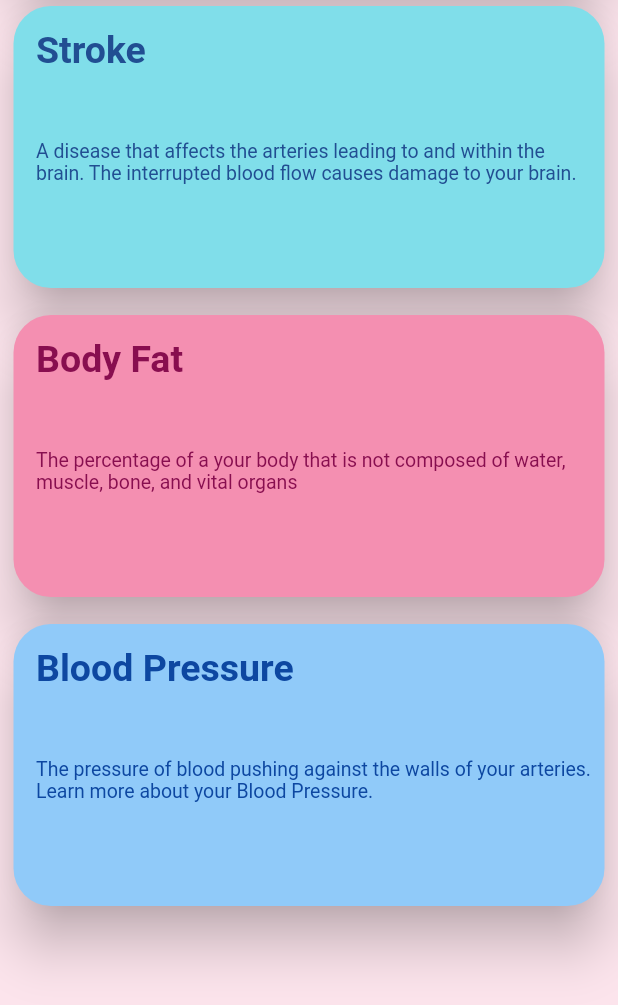
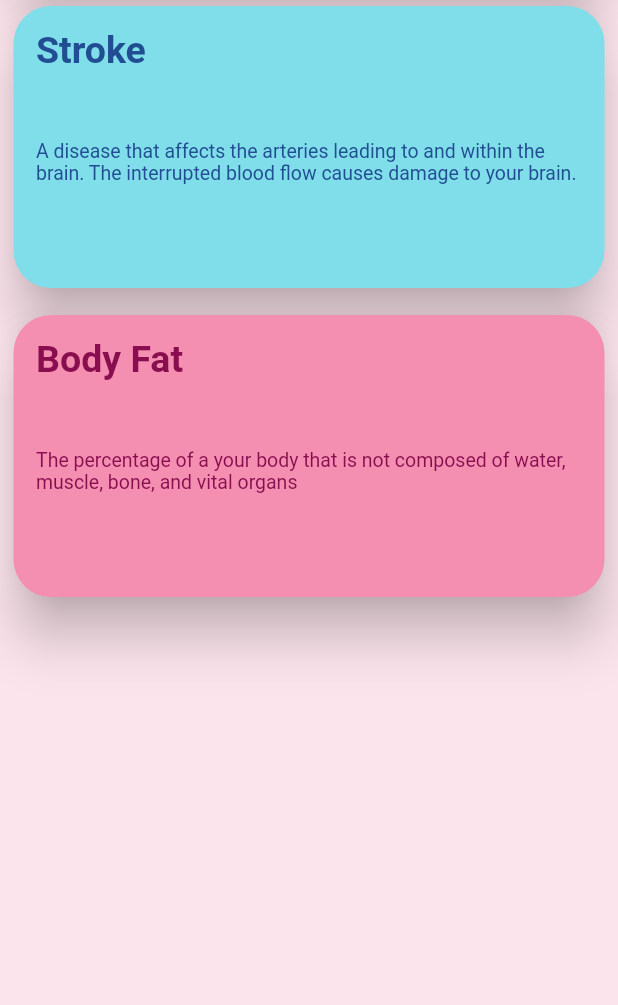
Before and after one commit to IreniR/virtual-health-assistant-user-app, a Flutter app: the MeasurePage screen opened directly, scrolled down 450 dp, on a phone screen of 412 x 824 dp. Shown: the top 1005 px of the screen. Run offline on Flutter 3.47's test engine with Material 2 defaults, Android fonts, the phone set to English and light mode, and no system bars; our stand-ins replace cloud_firestore, firebase_auth, firebase_core, firebase_database, flutter_blue, flutter_form_builder and 8 more; missing offline and left inert: firebase_helpers, mqtt_client, toggle_bar; accounts and stored records are empty; network calls fail.

Commit message:
updated blood pressure display location, metrics table

```diff
--- a/lib/pages/health_page.dart
+++ b/lib/pages/health_page.dart
@@ -1,5 +1,6 @@
 import 'dart:io';
 import 'dart:async';
+import 'dart:math';
 import 'package:cloud_firestore/cloud_firestore.dart';
 import 'package:firebase_auth/firebase_auth.dart';
 import 'package:flutter/material.dart';
@@ -216,10 +217,20 @@ class _HealthPageState extends State<HealthPage> {
                     },
                     child: streamBuilder(oxygenLevel, "o2sat", "Oxygen Level",
                         Color.fromARGB(255, 255, 179, 128), Key('oxygenLvl'))),
-                streamBuilder(bloodPressure, "bloodPressure", "Blood Pressure",
-                    Color.fromARGB(255, 200, 147, 216), Key('bloodPressure')),
+                // GestureDetector(
+                // onTap: () {
+                //   Random random = new Random();
+                //   double generatedValue =
+                //       random.nextDouble() * (100 - 45) + 45;
+
+                //   setState(() {
+                //     bloodPressure = generatedValue.toString().substring(0, 5);
+                //   });
+                // },
+                BloodPressureCard(),
                 // streamBuilderBLE(heartRate, "00000002-710e-4a5b-8d75-3e5b444bc3cf", "Heart Rate", Colors.blue.shade200),
                 // streamBuilderBLE(oxygenLevel, "00000003-710e-4a5b-8d75-3e5b444bc3cf", "Oxygen Level", Color.fromARGB(255, 255, 179, 128))
+                // )
               ]),
             ),
             SizedBox(
@@ -245,29 +256,6 @@ class _HealthPageState extends State<HealthPage> {
                     ),
                   ),
                 )),
-            // SizedBox(
-            //   height: 250,
-            //   child: GridView.count(crossAxisCount: 2, children: [
-            //     GestureDetector(
-            //       onTap: () {
-            //         Navigator.push(
-            //             context,
-            //             MaterialPageRoute(
-            //                 builder: (context) => PrescriptionPage()));
-            //       },
-            // child: HealthSubCards(
-            //     color: Colors.purple.shade50,
-            //     // title: Text('Prescriptions',
-            //     //     style: TextStyle(
-            //     //         color: Colors.purple.shade900,
-            //     //         fontSize: 20,
-            //     //         fontWeight: FontWeight.bold)),
-            //     icon: Icon(
-            //       Icons.medical_services_outlined,
-            //       color: Colors.deepPurple.shade900,
-            //       size: 120,
-            //     )),
-            // ),
             GestureDetector(
               onTap: () {
                 Navigator.push(
--- a/lib/pages/measure_page.dart
+++ b/lib/pages/measure_page.dart
@@ -141,31 +141,6 @@ class _MeasurePageState extends State<MeasurePage> {
                                           fontSize: 13,
                                         )),
                                   )),
-                              GestureDetector(
-                                onTap: () {
-                                  Navigator.push(
-                                      context,
-                                      MaterialPageRoute(
-                                          builder: (context) =>
-                                              BloodPressurePage()));
-                                },
-                                child: HealthSubCards(
-                                  color: Colors.blue.shade200,
-                                  title: Text(
-                                    'Blood Pressure',
-                                    style: TextStyle(
-                                        color: Colors.blue.shade900,
-                                        fontSize: 25,
-                                        fontWeight: FontWeight.bold),
-                                  ),
-                                  subtitle: Text(
-                                      'The pressure of blood pushing against the walls of your arteries. Learn more about your Blood Pressure.',
-                                      style: TextStyle(
-                                        color: Colors.blue.shade900,
-                                        fontSize: 13,
-                                      )),
-                                ),
-                              )
                             ],
                           ),
                         ))
```
Also changed, not shown: lib/cards/vital_cards.dart (+59 -0 lines), lib/charts/charts.dart (+52 -6 lines).
